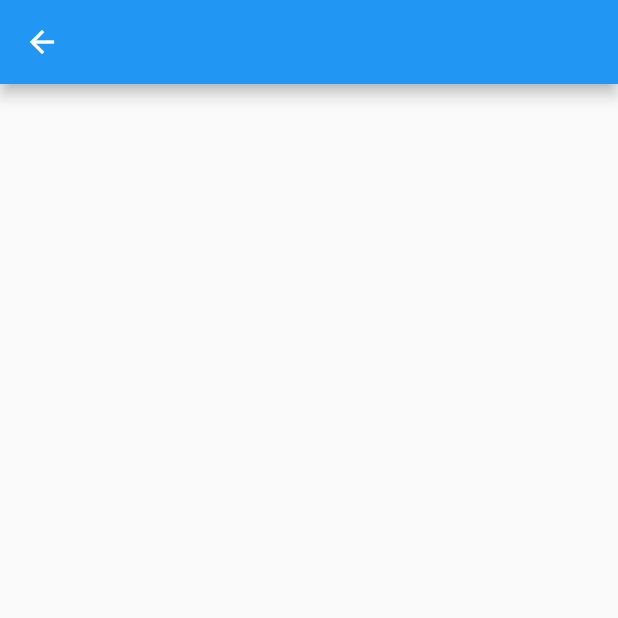
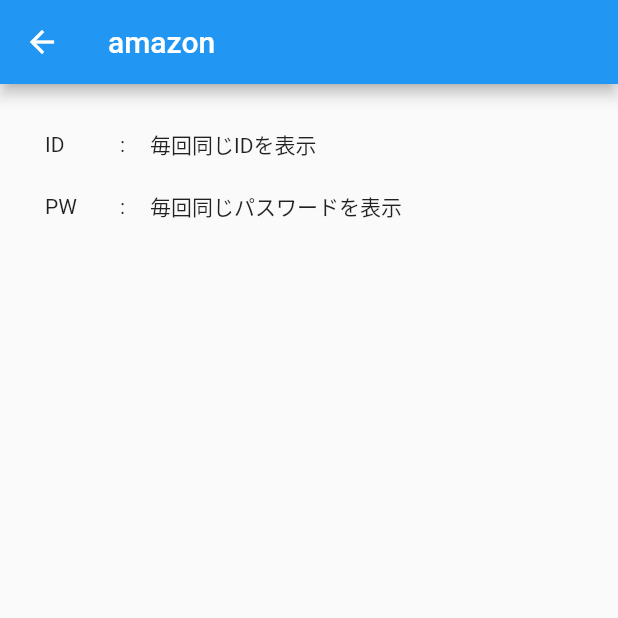
Before and after one commit to hiroki0109/FirstStudy, a Flutter app: the screen it shows after launch, after a tap on "amazon", on a phone screen of 412 x 824 dp, the top half of it. Run offline on Flutter 3.47's test engine with Material 2 defaults, Android fonts, the phone set to English and light mode, and no system bars.

Commit message:
スターター教材完了

```diff
--- a/lib/main.dart
+++ b/lib/main.dart
@@ -60,8 +60,10 @@ class _MyHomePageState extends State<MyHomePage> {
                 title: Text(titleList[index]),
                 onTap: () {
                   ///画面遷移の記述
-                  Navigator.push(context,
-                      MaterialPageRoute(builder: (context) => NextPage()));
+                  Navigator.push(
+                      context,
+                      MaterialPageRoute(
+                          builder: (context) => NextPage(titleList[index])));
                 },
               ),
               Divider(),
--- a/lib/next_page.dart
+++ b/lib/next_page.dart
@@ -1,7 +1,9 @@
 import 'package:flutter/material.dart';
 
 class NextPage extends StatefulWidget {
-  const NextPage({Key? key}) : super(key: key);
+  final String title;
+
+  NextPage(this.title);
 
   @override
   State<NextPage> createState() => _NextPageState();
@@ -11,10 +13,42 @@ class _NextPageState extends State<NextPage> {
   @override
   Widget build(BuildContext context) {
     return Scaffold(
-      appBar: AppBar(),
-      body: Container(
-        child: Card(
-          color: Colors.blue,
+      appBar: AppBar(
+        title: Text(widget.title),
+      ),
+      body: Padding(
+        padding: const EdgeInsets.all(30.0),
+        child: Column(
+          crossAxisAlignment: CrossAxisAlignment.start,
+          children: [
+            Row(
+              children: [
+                Container(
+                  child: Text('ID'),
+                  width: 50,
+                ),
+                Container(
+                  child: Text(':'),
+                  width: 20,
+                ),
+                Text('毎回同じIDを表示'),
+              ],
+            ),
+            Padding(padding: EdgeInsets.all(10)),
+            Row(
+              children: [
+                Container(
+                  child: Text('PW'),
+                  width: 50,
+                ),
+                Container(
+                  child: Text(':'),
+                  width: 20,
+                ),
+                Text('毎回同じパスワードを表示'),
+              ],
+            ),
+          ],
         ),
       ),
     );
```
